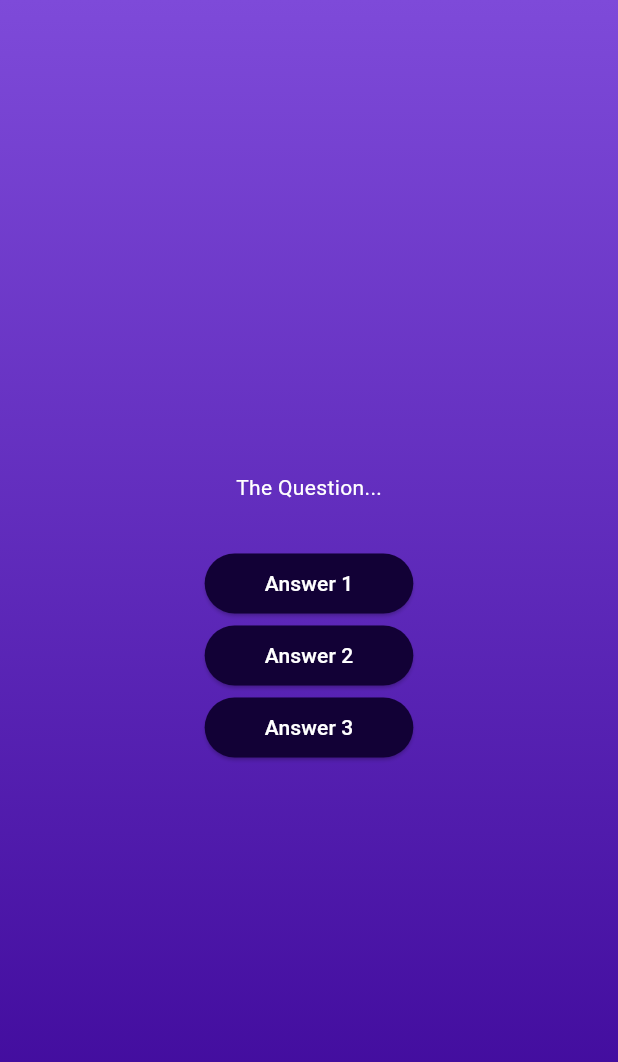
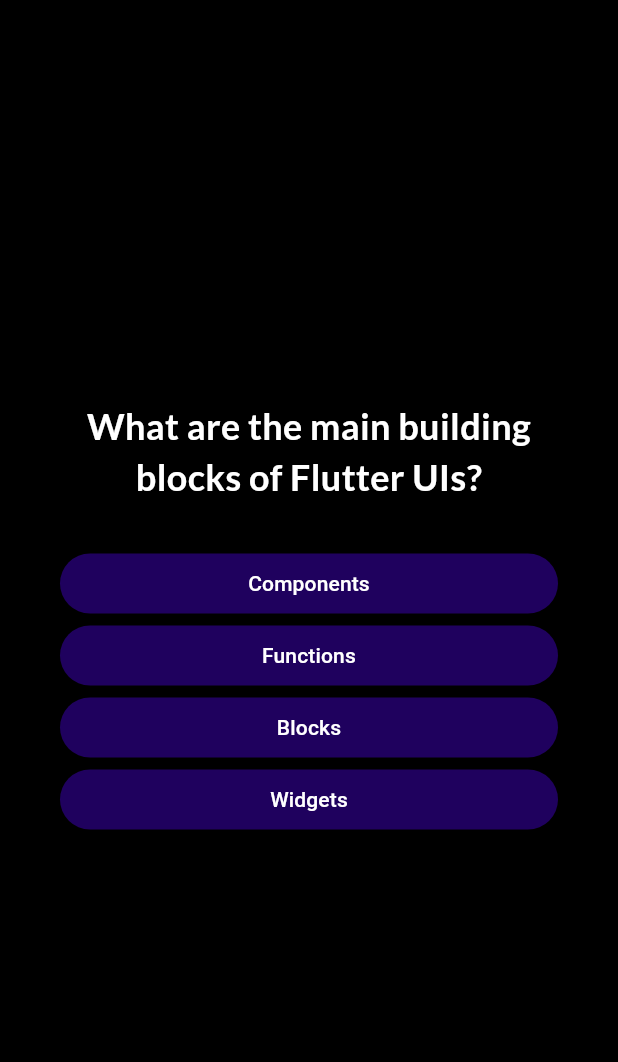
Before and after one commit to AjayJawla/FlutterQuizApp, a Flutter app: the screen it shows after launch, after a tap on "Start Quiz", on a phone screen of 412 x 824 dp. Shown: the top 1062 px of the screen. Run offline on Flutter 3.47's test engine with Material 3 defaults, Android fonts, the phone set to English and light mode, and no system bars; our stand-ins replace google_fonts.

Commit message:
CompleteQuizApp

```diff
--- a/lib/answer_button.dart
+++ b/lib/answer_button.dart
@@ -15,11 +15,11 @@ class AnswerButton extends StatelessWidget {
       onPressed: onTap,
       style: ElevatedButton.styleFrom(
         padding: const EdgeInsets.symmetric(vertical: 10, horizontal: 40),
-        backgroundColor: const Color.fromARGB(255, 18, 1, 54),
+        backgroundColor: const Color.fromARGB(255, 31, 1, 94),
         foregroundColor: Colors.white,
         shape: RoundedRectangleBorder(borderRadius: BorderRadius.circular(40)),
       ),
-      child: Text(answerText),
+      child: Text(answerText, textAlign: TextAlign.center),
     );
   }
 }
--- a/lib/customtext.dart
+++ b/lib/customtext.dart
@@ -1,10 +1,14 @@
 import 'package:flutter/material.dart';
+import 'package:google_fonts/google_fonts.dart';
 
 class CustomText extends StatelessWidget {
   final String text;
   CustomText(this.text, {key});
   @override
   Widget build(BuildContext context) {
-    return Text(text, style: TextStyle(fontSize: 28, color: Colors.white));
+    return Text(
+      text,
+      style: GoogleFonts.lato(fontSize: 28, color: Colors.white),
+    );
   }
 }
--- a/lib/models/quiz_questions.dart
+++ b/lib/models/quiz_questions.dart
@@ -3,4 +3,10 @@ class QuizQuestion {
 
   final String text;
   final List<String> answers;
+
+  List<String> getShuffleAnswers() {
+    final shuffledList = List.of(answers);
+    shuffledList.shuffle();
+    return shuffledList;
+  }
 }
--- a/lib/questionsscreen.dart
+++ b/lib/questionsscreen.dart
@@ -1,8 +1,12 @@
 import 'package:flutter/material.dart';
+import 'package:google_fonts/google_fonts.dart';
 import 'package:quizapp/answer_button.dart';
+import 'package:quizapp/data/questions.dart';
 
 class Questionsscreen extends StatefulWidget {
-  const Questionsscreen({super.key});
+  const Questionsscreen({super.key, required this.onSelectAnswer});
+
+  final void Function(String answer) onSelectAnswer;
 
   @override
   State<Questionsscreen> createState() {
@@ -11,19 +15,47 @@ class Questionsscreen extends StatefulWidget {
 }
 
 class _QuestionsscreenState extends State<Questionsscreen> {
+  var currentQuestionIndex = 0;
+
+  void onAnswerSelect(String selectedAnswer) {
+    widget.onSelectAnswer(selectedAnswer);
+    setState(() {
+      currentQuestionIndex++;
+    });
+  }
+
   @override
   Widget build(context) {
+    final currentQuestion = questions[currentQuestionIndex];
+
     return SizedBox(
       width: double.infinity,
-      child: Column(
-        mainAxisAlignment: MainAxisAlignment.center,
-        children: [
-          const Text('The Question...', style: TextStyle(color: Colors.white)),
-          const SizedBox(height: 30),
-          AnswerButton(answerText: 'Answer 1', onTap: () {}),
-          AnswerButton(answerText: 'Answer 2', onTap: () {}),
-          AnswerButton(answerText: 'Answer 3', onTap: () {}),
-        ],
+      child: Container(
+        margin: const EdgeInsets.all(40),
+        child: Column(
+          mainAxisAlignment: MainAxisAlignment.center,
+          crossAxisAlignment: CrossAxisAlignment.stretch,
+          children: [
+            Text(
+              currentQuestion.text,
+              style: GoogleFonts.lato(
+                color: Colors.white,
+                fontSize: 24,
+                fontWeight: FontWeight.bold,
+              ),
+              textAlign: TextAlign.center,
+            ),
+            const SizedBox(height: 30),
+            ...currentQuestion.getShuffleAnswers().map((answer) {
+              return AnswerButton(
+                answerText: answer,
+                onTap: () {
+                  onAnswerSelect(answer);
+                },
+              );
+            }),
+          ],
+        ),
       ),
     );
   }
--- a/lib/quiz.dart
+++ b/lib/quiz.dart
@@ -2,6 +2,8 @@ import 'package:flutter/material.dart';
 import 'package:quizapp/start_screen.dart';
 import 'package:quizapp/gradientcolor.dart';
 import 'package:quizapp/questionsscreen.dart';
+import 'package:quizapp/data/questions.dart';
+import 'package:quizapp/results_screen.dart';
 
 class Quiz extends StatefulWidget {
   const Quiz({super.key});
@@ -26,11 +28,29 @@ class _QuizState extends State<Quiz> {
   //     activScreen = const Questionsscreen();
   //   });
   // }
-
+  List<String> selectedAnswer = [];
   var activeScreen = 'start-screen';
 
   void switchScreen() {
     setState(() {
+      activeScreen = 'question-screen';
+    });
+  }
+
+  void chooseAnswer(String answer) {
+    selectedAnswer.add(answer);
+
+    if (selectedAnswer.length == questions.length) {
+      setState(() {
+        //selectedAnswer = [];
+        activeScreen = 'results-screen';
+      });
+    }
+  }
+
+  void restartQuiz() {
+    setState(() {
+      selectedAnswer = [];
       activeScreen = 'question-screen';
     });
   }
@@ -40,7 +60,14 @@ class _QuizState extends State<Quiz> {
     Widget screenWidget = StartScreen(switchScreen);
 
     if (activeScreen == 'question-screen') {
-      screenWidget = const Questionsscreen();
+      screenWidget = Questionsscreen(onSelectAnswer: chooseAnswer);
+    }
+
+    if (activeScreen == 'results-screen') {
+      screenWidget = ResultsScreen(
+        choosenAnswer: selectedAnswer,
+        onRestart: restartQuiz,
+      );
     }
 
     return MaterialApp(
@@ -49,8 +76,8 @@ class _QuizState extends State<Quiz> {
           decoration: BoxDecoration(
             gradient: LinearGradient(
               colors: [
-                const Color.fromARGB(255, 126, 74, 217),
-                const Color.fromARGB(255, 58, 4, 150),
+                const Color.fromARGB(255, 0, 0, 0),
+                const Color.fromARGB(255, 0, 0, 0),
               ],
               begin: startAlignment,
               end: endAlignment,
--- a/pubspec.yaml
+++ b/pubspec.yaml
@@ -34,6 +34,7 @@ dependencies:
   # The following adds the Cupertino Icons font to your application.
   # Use with the CupertinoIcons class for iOS style icons.
   cupertino_icons: ^1.0.8
+  google_fonts: ^6.3.3
 
 dev_dependencies:
   flutter_test:
```
Also changed, not shown: lib/helpers/question_identifier.dart (added, +33 -0 lines), lib/helpers/summary_item.dart (added, +51 -0 lines), lib/questions_summary.dart (added, +22 -0 lines), lib/results_screen.dart (added, +69 -0 lines), pubspec.lock, 2 other files.
